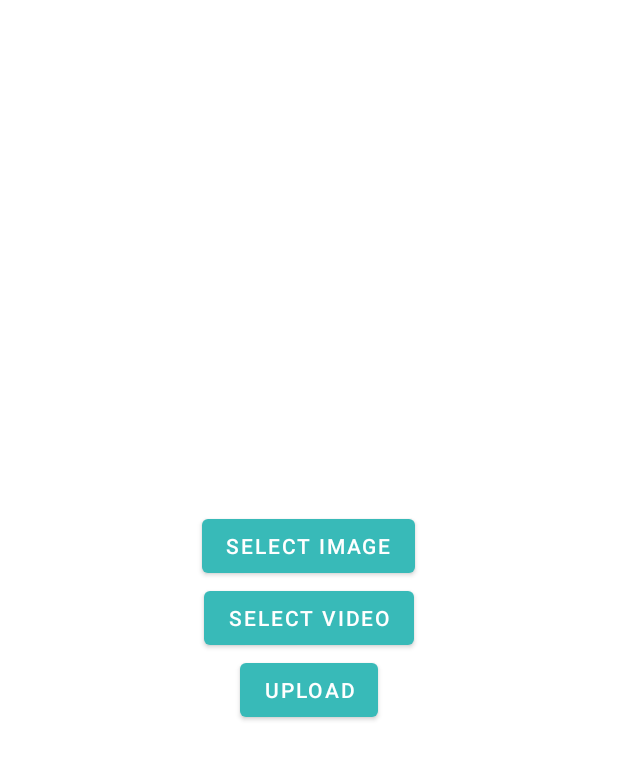
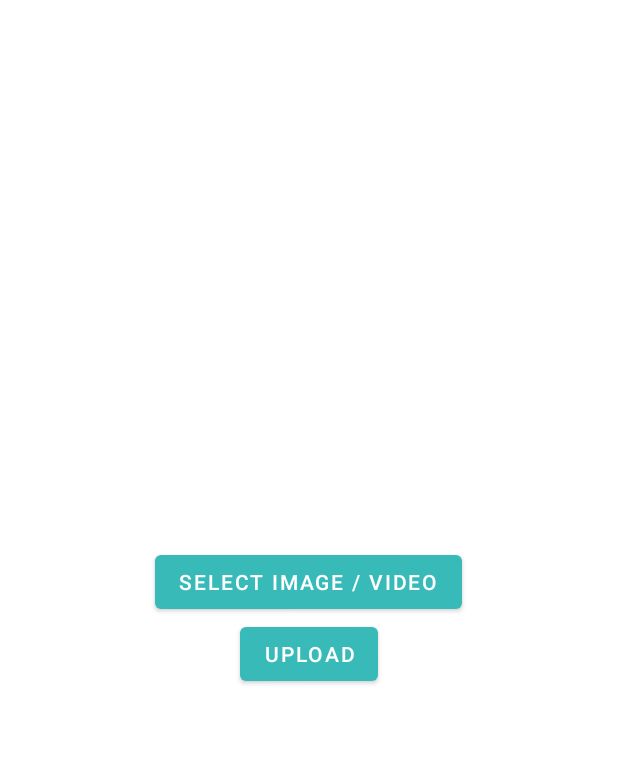
Before and after one commit to Carrick-K7/URGameGuru, an Android app: the UploadMediaActivity screen opened directly, with no data from a screen before it, after a tap on "UPLOAD", on a phone screen of 412 x 824 dp. Shown: the top 760 px of the screen. Run offline under Robolectric (Android 15) with nearby library versions, the phone set to English and light mode, and no system bars; our stand-ins replace Firebase (no records; nobody signed in at launch, a user with empty details on screens opened directly); pictures from the network do not load; 1 statement that could not run was skipped.

Commit message:
Upload page updated;

```diff
--- a/app/src/main/java/com/example/urgameguru/upload_media/UploadMediaActivity.java
+++ b/app/src/main/java/com/example/urgameguru/upload_media/UploadMediaActivity.java
@@ -58,14 +58,7 @@ public class UploadMediaActivity extends AppCompatActivity {
         }
         );
 
-
-        findViewById(R.id.bt_select_image).setOnClickListener(v -> {
-            Intent intent = new Intent(Intent.ACTION_GET_CONTENT);
-            intent.setType("image/*");
-            activityResultLauncher.launch(intent);
-        });
-
-        findViewById(R.id.bt_select_video).setOnClickListener(v -> {
+        findViewById(R.id.bt_select).setOnClickListener(v -> {
             Intent intent = new Intent(Intent.ACTION_GET_CONTENT);
             intent.setType("*/*");
             activityResultLauncher.launch(intent);
@@ -77,8 +70,8 @@ public class UploadMediaActivity extends AppCompatActivity {
             Log.d(TAG, mimetype);
 
             uuid = UUID.randomUUID().toString();
-            String typeStr =  mimetype.substring(0, mimetype.indexOf("/")) + "/";
-            String uploadPath = typeStr + user.getUid() + "/" + uuid;
+            String typeStr =  mimetype.substring(0, mimetype.indexOf("/"));
+            String uploadPath = typeStr + "/" + user.getUid() + "/" + uuid;
             Log.d(TAG, uploadPath);
 
             StorageReference uploadRef = storageRef.child(uploadPath);
@@ -87,7 +80,7 @@ public class UploadMediaActivity extends AppCompatActivity {
             uploadTask.addOnFailureListener( e -> {
                 Toast.makeText(this, e.toString(), Toast.LENGTH_SHORT).show();
             }).addOnSuccessListener(taskSnapshot -> {
-                Toast.makeText(this, "Upload success!", Toast.LENGTH_SHORT).show();
+                Toast.makeText(this, "Upload " + typeStr + " success!", Toast.LENGTH_SHORT).show();
                 finish();
             });
         });
--- a/app/src/main/res/layout/activity_upload_media.xml
+++ b/app/src/main/res/layout/activity_upload_media.xml
@@ -9,17 +9,10 @@
     tools:context=".upload_media.UploadMediaActivity">
 
     <com.google.android.material.button.MaterialButton
-        android:id="@+id/bt_select_image"
+        android:id="@+id/bt_select"
         android:layout_width="wrap_content"
         android:layout_height="wrap_content"
-        android:text="@string/label_select_image"
-        android:gravity="center"/>
-
-    <com.google.android.material.button.MaterialButton
-        android:id="@+id/bt_select_video"
-        android:layout_width="wrap_content"
-        android:layout_height="wrap_content"
-        android:text="@string/label_select_video"
+        android:text="@string/label_select"
         android:gravity="center"/>
 
     <com.google.android.material.imageview.ShapeableImageView
--- a/app/src/main/res/values/strings.xml
+++ b/app/src/main/res/values/strings.xml
@@ -149,4 +149,5 @@
     <string name="label_test_image">test_image</string>
     <string name="label_select_image">Select Image</string>
     <string name="label_select_video">Select Video</string>
+    <string name="label_select">Select image / video</string>
 </resources>
```
